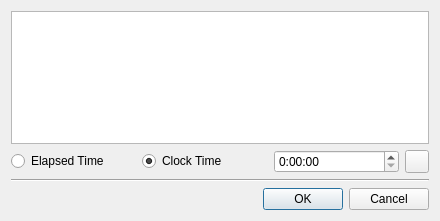
This is src/gui/commentdialog.ui in madnight/chessx as Qt 5 draws it before an edit. The edited form follows.
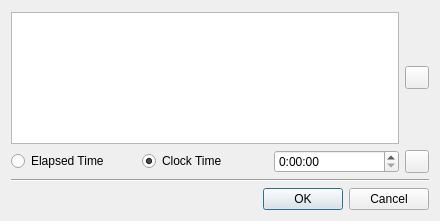
This is the edited form. Icons and pictures are not drawn. Custom widgets are drawn as their Qt base class.

Diff of the .ui file:
```diff
--- a/src/gui/commentdialog.ui
+++ b/src/gui/commentdialog.ui
@@ -20,6 +20,11 @@
    <string>Edit Comment</string>
   </property>
   <layout class="QVBoxLayout" name="verticalLayout">
+   <property name="topMargin">
+    <number>12</number>
+   </property>
+   <item>
+    <layout class="QHBoxLayout" name="horizontalLayout_2">
    <item>
     <widget class="PlainTextEdit" name="textEdit">
      <property name="tabChangesFocus">
@@ -28,6 +33,23 @@
     </widget>
    </item>
    <item>
+      <layout class="QVBoxLayout" name="verticalLayout_2">
+       <item>
+        <widget class="QToolButton" name="clearText">
+         <property name="text">
+          <string/>
+         </property>
+         <property name="icon">
+          <iconset resource="../../resources.qrc">
+           <normaloff>:/images/text_clear.png</normaloff>:/images/text_clear.png</iconset>
+         </property>
+        </widget>
+       </item>
+      </layout>
+     </item>
+    </layout>
+   </item>
+   <item>
     <layout class="QHBoxLayout" name="horizontalLayout">
      <item>
       <widget class="QRadioButton" name="egtTime">
```
Left out of the diff: 4 changed lines with no effect on the pictures. Lines whose indentation alone changed are shown as unchanged.
